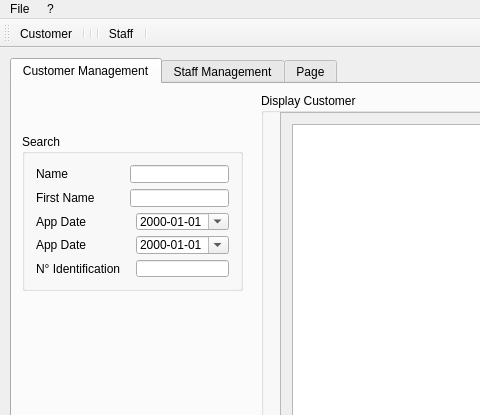
Qt form applicationcentrale.ui (kakeAbdoulaye/qt_Project_Customer) before a commit; both pictures show x 0 to 480 and y 0 to 415 of the 1023 by 726 pixel window.
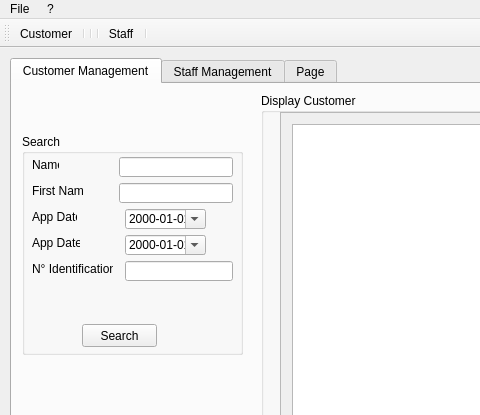
The same form after that commit. Icons and pictures are not drawn.

The edit to the form file:
```diff
--- a/applicationcentrale.ui
+++ b/applicationcentrale.ui
@@ -36,42 +36,80 @@
         <x>10</x>
         <y>50</y>
         <width>221</width>
-        <height>157</height>
+        <height>221</height>
        </rect>
       </property>
       <property name="title">
        <string>Search</string>
       </property>
-      <layout class="QGridLayout" name="gridLayout_3">
-       <item row="0" column="0">
         <widget class="QLabel" name="labelNameSearch">
+       <property name="geometry">
+        <rect>
+         <x>10</x>
+         <y>23</y>
+         <width>27</width>
+         <height>16</height>
+        </rect>
+       </property>
          <property name="text">
           <string>Name</string>
          </property>
         </widget>
-       </item>
-       <item row="0" column="1" colspan="2">
-        <widget class="QLineEdit" name="lineEditNameSearch"/>
-       </item>
-       <item row="1" column="0">
+      <widget class="QLineEdit" name="lineEditNameSearch">
+       <property name="geometry">
+        <rect>
+         <x>97</x>
+         <y>23</y>
+         <width>114</width>
+         <height>20</height>
+        </rect>
+       </property>
+      </widget>
         <widget class="QLabel" name="labelfirstNameSearch">
+       <property name="geometry">
+        <rect>
+         <x>10</x>
+         <y>49</y>
+         <width>51</width>
+         <height>16</height>
+        </rect>
+       </property>
          <property name="text">
           <string>First Name</string>
          </property>
         </widget>
-       </item>
-       <item row="1" column="1" colspan="2">
-        <widget class="QLineEdit" name="lineEditFisrtNameSearch"/>
-       </item>
-       <item row="2" column="0" colspan="2">
+      <widget class="QLineEdit" name="lineEditFisrtNameSearch">
+       <property name="geometry">
+        <rect>
+         <x>97</x>
+         <y>49</y>
+         <width>114</width>
+         <height>20</height>
+        </rect>
+       </property>
+      </widget>
         <widget class="QLabel" name="labelDate1">
+       <property name="geometry">
+        <rect>
+         <x>10</x>
+         <y>75</y>
+         <width>45</width>
+         <height>16</height>
+        </rect>
+       </property>
          <property name="text">
           <string>App Date</string>
          </property>
         </widget>
-       </item>
-       <item row="2" column="2">
-        <widget class="QDateEdit" name="dateEdit">
+      <widget class="QDateEdit" name="dateEditSearch1">
+       <property name="geometry">
+        <rect>
+         <x>103</x>
+         <y>75</y>
+         <width>81</width>
+         <height>20</height>
+        </rect>
+       </property>
          <property name="displayFormat">
           <string>yyyy-MM-dd</string>
          </property>
@@ -79,16 +117,28 @@
           <bool>true</bool>
          </property>
         </widget>
-       </item>
-       <item row="3" column="0" colspan="2">
         <widget class="QLabel" name="labelDate2">
+       <property name="geometry">
+        <rect>
+         <x>10</x>
+         <y>101</y>
+         <width>48</width>
+         <height>16</height>
+        </rect>
+       </property>
          <property name="text">
           <string>App Date </string>
          </property>
         </widget>
-       </item>
-       <item row="3" column="2">
-        <widget class="QDateEdit" name="dateEdit_2">
+      <widget class="QDateEdit" name="dateEditSearch2">
+       <property name="geometry">
+        <rect>
+         <x>103</x>
+         <y>101</y>
+         <width>81</width>
+         <height>20</height>
+        </rect>
+       </property>
          <property name="displayFormat">
           <string>yyyy-MM-dd</string>
          </property>
@@ -96,18 +146,42 @@
           <bool>true</bool>
          </property>
         </widget>
-       </item>
-       <item row="4" column="0">
         <widget class="QLabel" name="labelidenSearch">
+       <property name="geometry">
+        <rect>
+         <x>10</x>
+         <y>127</y>
+         <width>81</width>
+         <height>16</height>
+        </rect>
+       </property>
          <property name="text">
           <string>N° Identification </string>
          </property>
         </widget>
-       </item>
-       <item row="4" column="2">
-        <widget class="QLineEdit" name="lineEditIdenSearch"/>
-       </item>
-      </layout>
+      <widget class="QLineEdit" name="lineEditIdenSearch">
+       <property name="geometry">
+        <rect>
+         <x>103</x>
+         <y>127</y>
+         <width>108</width>
+         <height>20</height>
+        </rect>
+       </property>
+      </widget>
+      <widget class="QPushButton" name="ButtonSearch">
+       <property name="geometry">
+        <rect>
+         <x>60</x>
+         <y>190</y>
+         <width>75</width>
+         <height>23</height>
+        </rect>
+       </property>
+       <property name="text">
+        <string>Search</string>
+       </property>
+      </widget>
      </widget>
      <widget class="QGroupBox" name="groupBoxView">
       <property name="geometry">
```
Left out of the diff: 6 changed lines with no effect on the pictures. Lines whose indentation alone changed are shown as unchanged.
